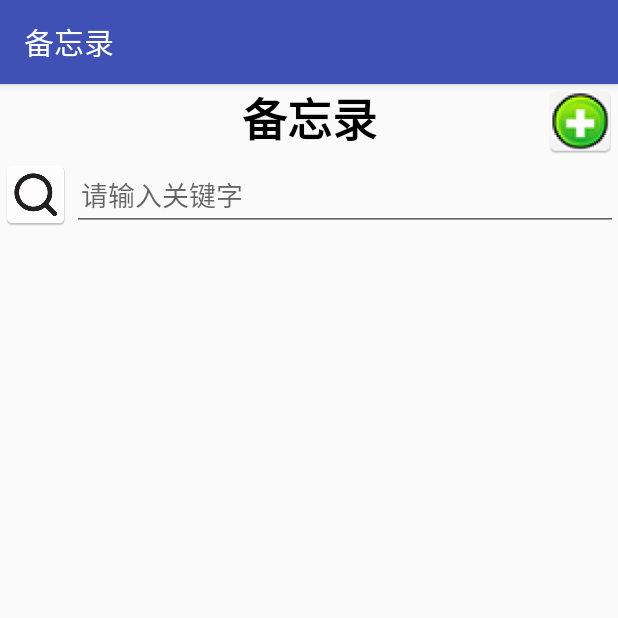
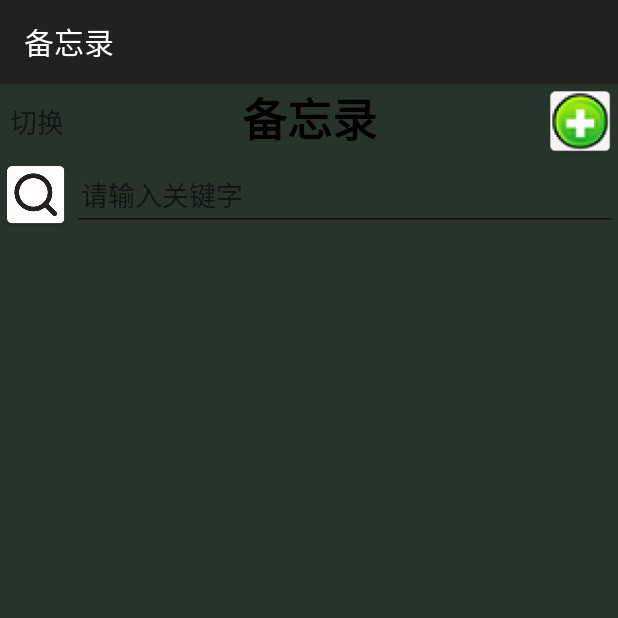
Before and after one commit to NSG-YEYING/memo, an Android app: the screen it shows after launch (MainActivity), on a phone screen of 412 x 824 dp, the top half of it. Run offline under Robolectric (Android 15) with nearby library versions, the phone set to English and light mode, and no system bars.

Commit message:
mainActivity 主题切换完成

```diff
--- a/memo/app/src/main/java/hanz/com/mymemo/MainActivity.java
+++ b/memo/app/src/main/java/hanz/com/mymemo/MainActivity.java
@@ -9,10 +9,13 @@ import android.text.Editable;
 import android.text.TextWatcher;
 import android.util.Log;
 import android.view.View;
+import android.view.Window;
+import android.view.WindowManager;
 import android.widget.AdapterView;
 import android.widget.EditText;
 import android.widget.ImageView;
 import android.widget.ListView;
+import android.widget.TextView;
 import android.widget.Toast;
 
 import java.util.List;
@@ -25,16 +28,23 @@ public class MainActivity extends AppCompatActivity {
     private ImageView add_btn;
     private EditText search_data;
     private ListView memo_list;
+    private TextView change_theme_btn;
 
     private List datas;
     private HandleData handleData;
-    private CharSequence temp;
+    private static boolean defaultTheme = true;
 
 
     @Override
     protected void onCreate(Bundle savedInstanceState) {
         super.onCreate(savedInstanceState);
+
+        requestWindowFeature(Window.FEATURE_NO_TITLE);
+        change();
         setContentView(R.layout.activity_main);
+
+        Window window = getWindow();
+        window.addFlags(WindowManager.LayoutParams.FLAG_FULLSCREEN);
 
         onStart();
     }
@@ -43,12 +53,26 @@ public class MainActivity extends AppCompatActivity {
     protected void onStart() {
         super.onStart();
 
+        change_theme_btn = (TextView) findViewById(R.id.change_theme_btn);
         memo_list = (ListView) findViewById(R.id.memo_list);
         add_btn = (ImageView) findViewById(R.id.add_btn);
         search_data = (EditText) findViewById(R.id.serch_data);
         search_data.setText("");
 
         handleData = new HandleData();
+
+//        theme change
+        change_theme_btn.setOnClickListener(new View.OnClickListener() {
+            @Override
+            public void onClick(View v) {
+//              change status
+                defaultTheme = !defaultTheme;
+                change();
+                Log.d(" defaultTheme", String.valueOf(defaultTheme));
+//              restart activity
+                recreate();
+            }
+        });
 
 //     获取数据
         datas = handleData.getData(this);
@@ -83,7 +107,7 @@ public class MainActivity extends AppCompatActivity {
             public void afterTextChanged(Editable s) {
                 Log.d("afterTextChanged: ", String.valueOf(s));
 
-                datas = handleData.getSearchMemoByKey( String.valueOf(s), MainActivity.this);
+                datas = handleData.getSearchMemoByKey(String.valueOf(s), MainActivity.this);
 
                 MainAdapter adapter = new MainAdapter(MainActivity.this, datas);
                 memo_list.setAdapter(adapter);
@@ -129,8 +153,8 @@ public class MainActivity extends AppCompatActivity {
                 dialog.setPositiveButton("确定", new DialogInterface.OnClickListener() {
                     @Override
                     public void onClick(DialogInterface dialog, int which) {
-                       datas = handleData.deleteData(MainActivity.this, table_id);
-                       memo_list.setAdapter(new MainAdapter(MainActivity.this, datas));
+                        datas = handleData.deleteData(MainActivity.this, table_id);
+                        memo_list.setAdapter(new MainAdapter(MainActivity.this, datas));
 
                         Toast.makeText(getApplicationContext(), "删除成功！", Toast.LENGTH_SHORT).show();
                         memo_list.invalidate();
@@ -147,7 +171,15 @@ public class MainActivity extends AppCompatActivity {
                 return true;
             }
         });
+
     }
 
+    private void change() {
+        if (defaultTheme){
+            setTheme(R.style.AppTheme_NIGHT);
+        } else {
+            setTheme(R.style.AppTheme);
+        }
+    }
 
 }
--- a/memo/app/src/main/res/layout/activity_main.xml
+++ b/memo/app/src/main/res/layout/activity_main.xml
@@ -5,8 +5,8 @@
     android:orientation="vertical">
 
     <RelativeLayout
-        android:layout_width="wrap_content"
-        android:layout_height="wrap_content">
+        android:layout_width="match_parent"
+        android:layout_height="50dp">
 
         <TextView
             android:id="@+id/title"
@@ -17,6 +17,16 @@
             android:textColor="#000"
             android:textSize="30sp"
             android:textStyle="bold" />
+
+        <TextView
+            android:id="@+id/change_theme_btn"
+            android:layout_width="50sp"
+            android:layout_height="match_parent"
+            android:hint="@string/change_theme"
+            android:textSize="18sp"
+            android:textAlignment="center"
+            android:gravity="center"
+            />
 
         <ImageView
             android:id="@+id/add_btn"
--- a/memo/app/src/main/res/values/colors.xml
+++ b/memo/app/src/main/res/values/colors.xml
@@ -3,4 +3,6 @@
     <color name="colorPrimary">#3F51B5</color>
     <color name="colorPrimaryDark">#303F9F</color>
     <color name="colorAccent">#FF4081</color>
+    <color name="night_black">#27342b</color>
+    <color name="night_white">#fffef9</color>
 </resources>
--- a/memo/app/src/main/res/values/strings.xml
+++ b/memo/app/src/main/res/values/strings.xml
@@ -2,4 +2,5 @@
     <string name="app_name">备忘录</string>
     <string name="key_word">请输入关键字</string>
     <string name="memo">备忘录</string>
+    <string name="change_theme">切换</string>
 </resources>
--- a/memo/app/src/main/res/values/styles.xml
+++ b/memo/app/src/main/res/values/styles.xml
@@ -8,4 +8,15 @@
         <item name="colorAccent">@color/colorAccent</item>
     </style>
 
+
+    <style name="AppTheme_NIGHT" parent="Theme.AppCompat.Light.DarkActionBar">
+        <!-- activity 背景颜色 -->
+        <item name="android:windowBackground">@color/night_black</item>
+        <!--   字体颜色     -->
+        <item name="android:textColor">@color/night_white</item>
+        <!--    主题字体颜色    -->
+        <item name="android:textColorPrimary">@color/night_white</item>
+
+    </style>
+
 </resources>
```
